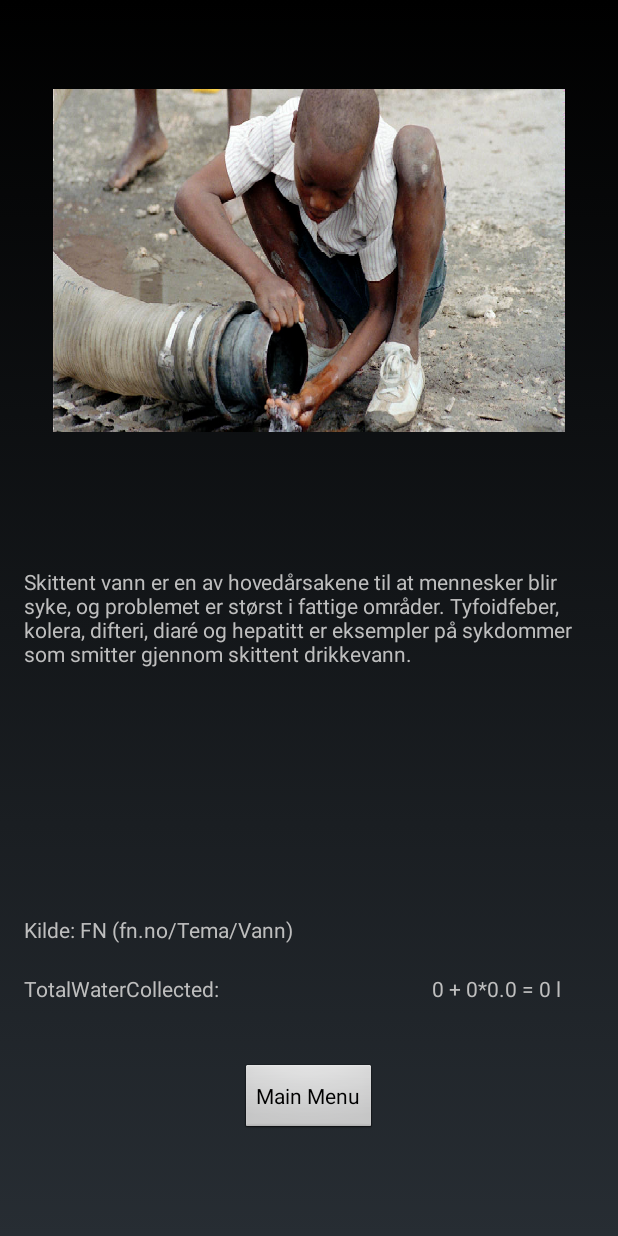
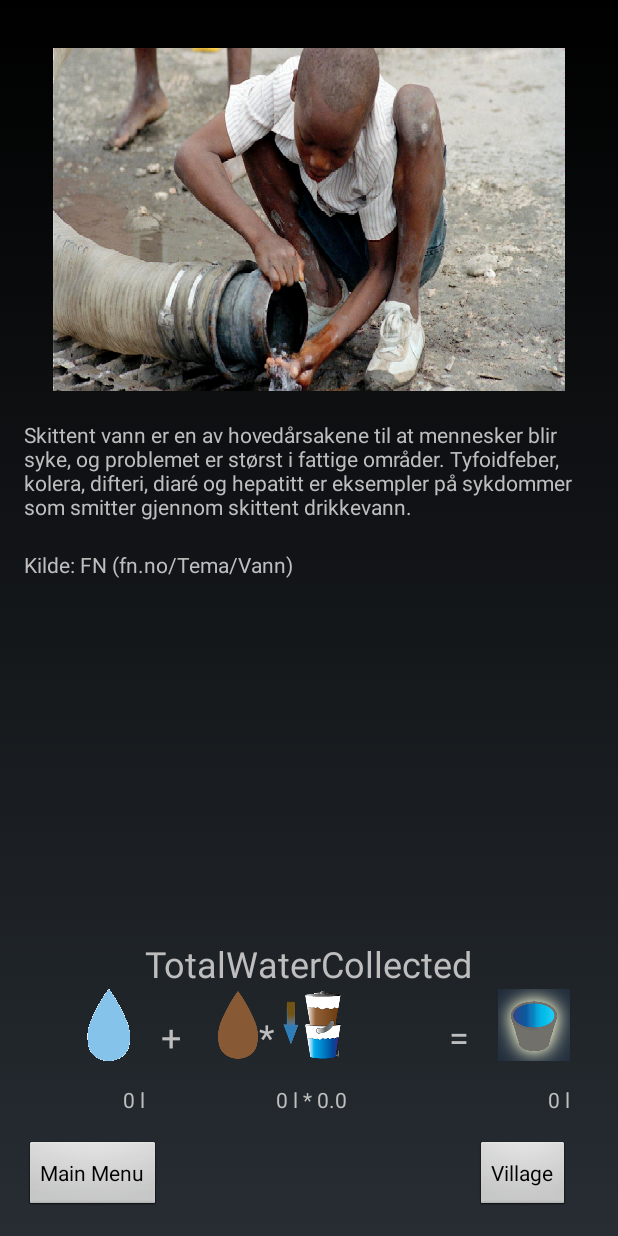
Before and after one commit to Agfct/MagicaeLudos, an Android app: the AfterGameActivity screen opened directly, with no data from a screen before it, on a phone screen of 412 x 824 dp. Run offline under Robolectric (Android 15) with nearby library versions, the phone set to English and light mode, and no system bars.

Commit message:
fix progressBar, fix WaterBar, add icons to AfterGameInfo, fix blue_water
Fixed the progress and water bar. They now correctly displays the person on the left and the water on the right in a way that is adjustable in the code. (Note: WaterBar still do not change color)

added icons in the After game menu to better display the "Total Water Amount". also added a button to the village.

fixed the blue_water image for the water bar. too mutch transparancy on Top and Bottom.

```diff
--- a/app/src/main/java/com/magicaeludos/mobile/magicaeludos/framework/GUIhandler.java
+++ b/app/src/main/java/com/magicaeludos/mobile/magicaeludos/framework/GUIhandler.java
@@ -27,11 +27,16 @@ public class GUIhandler {
     private int barY2;
     private int barY;
     private int barX;
+    private int waterBarY2;
+    private int waterBarHeight;
+    private int barWaterBottom = 67;
+    private int barWaterTop = 45;
     private int pBarY2;
     private int pBarY;
     private int pBarX;
     private int pBarX2;
     private int barHeight;
+    private int pBarVillageHeight = 30;
     private int plBarY2;
     private int plBarY;
     private int plYRatio;
@@ -59,6 +64,7 @@ public class GUIhandler {
     private Rect rectDst_player;
 
 
+
     public GUIhandler (GameContent content, Grid grid){
         this.content = content;
         this.activity = content.getActivity();
@@ -69,13 +75,22 @@ public class GUIhandler {
         this.barY2 = grid.getRowHeight()*4;
         this.barY = grid.getRowHeight()*2;
         this.barX = (grid.getColWidth()*3) + (grid.getColWidth()/2);
+        this.barWaterBottom = (int)((double)barWaterBottom / (432/(double)(barY2 - barY)));
+        this.barWaterTop = (int)((double)barWaterTop / (432/(double)(barY2 - barY)));
+        this.waterBarHeight = (barY2 - barY) - (barWaterTop+barWaterBottom);
+        Log.w("GUIhandler","WaterBarHeight" + waterBarHeight + " BarY2: "+ barY2);
+        this.waterBarY2= barY2-barWaterBottom;
+        Log.w("GUIhandler","WaterBarY2 " + waterBarY2 + " BarWaterBottom: "+ barWaterBottom);
+
 
         //Setting some values for progress bar
         this.pBarY2 = grid.getRowHeight()*4;
         this.pBarY = grid.getRowHeight()*2;
         this.barHeight = pBarY2 - plBarY;
         this.pBarX = 0;
-        this.pBarX2 = grid.getColWidth()/2;;
+        this.pBarX2 = grid.getColWidth()/2;
+        //Given that default village icon height is pBarVillageHeight and largest image size is 144
+        this.pBarVillageHeight = (int)((double)pBarVillageHeight / (144.0/(double)barHeight));
 
         //Setting some values for player icon
         this.plYRatio = grid.getRowHeight()*4 - ((grid.getRowHeight()*3) + grid.getInnerHeight());
@@ -101,8 +116,8 @@ public class GUIhandler {
     private void initializeRects(){
         rectSrc_waterBar = new Rect(0,0,img_waterBar.getWidth(),img_waterBar.getHeight());
         rectDst_waterBar = new Rect(barX,barY,grid.getScreenWidth(), barY2);
-        rectSrc_water = new Rect(0,0,img_waterBar.getWidth(),img_waterBar.getHeight());
-        rectDst_water = new Rect((grid.getColWidth()*3) + (grid.getColWidth()/2),grid.getRowHeight()*2,grid.getScreenWidth(), barY2);
+        rectSrc_water = new Rect(0,0,img_water.getWidth(),img_water.getHeight());
+        rectDst_water = new Rect((grid.getColWidth()*3) + (grid.getColWidth()/2),grid.getRowHeight()*2,grid.getScreenWidth(), waterBarY2);
         rectSrc_progressBar = new Rect(0,0,img_progressBar.getWidth(),img_progressBar.getHeight());
         rectDst_progressBar = new Rect(pBarX,pBarY,pBarX2, pBarY2);
         rectSrc_player = new Rect(0,0,img_player.getWidth(),img_player.getHeight());
@@ -118,16 +133,15 @@ public class GUIhandler {
     //Changes the size of the rectangle depending on the amount of water
     private void calculateWaterAmount(){
         double numberOfBars = 0;
-        double barHeight = barY2 - barY;
         double maxWaterAmount = water.getMaxAmountOfWater();
         try {
-            numberOfBars = (barHeight / maxWaterAmount);
+            numberOfBars = (waterBarHeight / maxWaterAmount);
         }catch (ArithmeticException e){
             Log.w("GUIhandler","DIVISION BY ZERO: Max Amount of water is 0");
         }
         //This line chooses the height of the rect, the Math.min is to prevent overflow.
         int height = Math.min((int) (numberOfBars * water.getTotalWater()), (int) (numberOfBars * maxWaterAmount));
-        rectDst_water = new Rect(barX, barY2 - height,grid.getScreenWidth(), barY2);
+        rectDst_water = new Rect(barX, waterBarY2 - height,grid.getScreenWidth(), waterBarY2);
 
         //Set dirty amount of the image
         int dirtyPercentage = water.getDirtyWaterPercentage();
@@ -144,7 +158,7 @@ public class GUIhandler {
         }
         Log.w("GUIHandler", "WaterColor"+waterColor);
         ColorFilter filter = new LightingColorFilter(0, 0); //TODO: Fix to add correct color value
-        waterPaint.setColorFilter(filter);
+//        waterPaint.setColorFilter(filter);
 
     }
 
@@ -155,14 +169,16 @@ public class GUIhandler {
         Log.w("GUIHnalder", "TimeLeft: " + timeLeft);
         double maxTime =  content.getGameSetting().getGameTime();
         Log.w("GUIHnalder","Formel: "+ (barY2 *(1-((maxTime-timeLeft)/maxTime))));
-        plBarY2 = (int)(barY *(1-((maxTime-timeLeft)/maxTime)))+ (barHeight/2);
+//        plBarY2 = (int)((barY-pBarVillageHeight) * (1-((maxTime-timeLeft)/maxTime))+ (barHeight/2)-pBarVillageHeight);
+        Log.w("GUIhandler","BarHeight:" + barHeight+ "barY: " + barY);
+        plBarY2 = (int)((((double)barHeight/2)-(double)pBarVillageHeight) * (1-((maxTime-timeLeft)/maxTime)) + ((double)barY + (double)pBarVillageHeight));
         plBarY = plBarY2-plYRatio;
         rectDst_player = new Rect(plBarX, plBarY,plBarX2, plBarY2);
     }
     public void draw(Canvas canvas){
         //Draws the water bar: BackGround, the actuall water, the bar itself
         canvas.drawBitmap(img_waterBar_back,rectSrc_waterBar,rectDst_waterBar,paint);
-        canvas.drawBitmap(img_water,rectSrc_water,rectDst_water,waterPaint);
+        canvas.drawBitmap(img_water, rectSrc_water, rectDst_water, waterPaint);
         canvas.drawBitmap(img_waterBar,rectSrc_waterBar,rectDst_waterBar,paint);
 
         //Draws the progressbar
--- a/app/src/main/java/com/magicaeludos/mobile/magicaeludos/framework/Water.java
+++ b/app/src/main/java/com/magicaeludos/mobile/magicaeludos/framework/Water.java
@@ -19,7 +19,7 @@ public class Water {
 
 //TODO: CHECK THIS if its correct. (Water amount was 300 on the first run. 200 on second run)
     public void addCleanWater(int cleanWaterAmount){
-        addDirtyWater(cleanWaterAmount);
+        addDirtyWater(cleanWaterAmount*50);
         int totalWater = cleanWater + dirtyWater;
         int spaceLeft = (maxAmountOfWater - totalWater);
         if(cleanWaterAmount >= 0){
--- a/app/src/main/java/com/magicaeludos/mobile/magicaeludos/implementation/ObstacleHandler.java
+++ b/app/src/main/java/com/magicaeludos/mobile/magicaeludos/implementation/ObstacleHandler.java
@@ -158,7 +158,7 @@ public class ObstacleHandler {
                     case STONE:
                         if (!obstacle.getCollition()) {
                             sfx_stone.play();
-                            vibrator.vibrate(100);
+
                             ObstacleHit(obstacle.getType());
                             obstacle.setCollition(true);
                         }
@@ -245,6 +245,7 @@ public class ObstacleHandler {
     }
 
     private void ObstacleHit(ObstacleType oType){
+        vibrator.vibrate(100);
         try {
             Thread.sleep(200);  //TODO: FIX               //1000 milliseconds is one second.
         } catch (InterruptedException ex) {
--- a/app/src/main/java/com/magicaeludos/mobile/magicaeludos/implementation/activities/AfterGameActivity.java
+++ b/app/src/main/java/com/magicaeludos/mobile/magicaeludos/implementation/activities/AfterGameActivity.java
@@ -11,7 +11,11 @@ import com.magicaeludos.mobile.magicaeludos.framework.MotherActivity;
 
 import java.util.Random;
 
+
 public class AfterGameActivity extends MotherActivity {
+    private double time;
+    private double delay = 2000; //A delay on 1000 = 1 sec
+
     @Override
     protected void onCreate(Bundle savedInstanceState) {
         super.onCreate(savedInstanceState);
@@ -19,17 +23,32 @@ public class AfterGameActivity extends MotherActivity {
 
         setWaterInfo();
 
+        time = System.currentTimeMillis();
+
         int cleanWater = this.getIntent().getIntExtra("cleanWater", 0);
         int dirtyWater = this.getIntent().getIntExtra("dirtyWater", 0);
         double dirtyWaterMultiplier = this.getIntent().getDoubleExtra("dirtyWaterMultiplier", 0);
         int totalWater = cleanWater + (int)(dirtyWater * dirtyWaterMultiplier);
+        TextView totalCleanWater = (TextView) findViewById(R.id.intCleanWaterAmount);
+        TextView totalDirtyWater = (TextView) findViewById(R.id.intDirtyWaterAmount);
         TextView totalWaterAmount = (TextView) findViewById(R.id.intTotalWaterAmount);
-        totalWaterAmount.setText(cleanWater + " + "+dirtyWater+"*"+dirtyWaterMultiplier+" = "+totalWater+ " l");
+//        totalWaterAmount.setText(cleanWater + " + " + dirtyWater + "*" + dirtyWaterMultiplier + " = "+totalWater+ " l");
+        totalCleanWater.setText(cleanWater+" l");
+        totalDirtyWater.setText(dirtyWater + " l * " + dirtyWaterMultiplier);
+        totalWaterAmount.setText(totalWater+" l");
     }
 
     public void goToMainActivity(View view){
         Log.w("AfterGameActivity", "Going to the MainMenu");
+        Log.w("AfterGameActivity", "TimeElapsed: " + (System.currentTimeMillis() - time) + " > "+delay);
+        if((System.currentTimeMillis() - time) > delay)
         goTo(MainActivity.class);
+    }
+
+    public void goToVillageActivity(View view){
+        Log.w("AfterGameActivity", "Going to the Village");
+        if((System.currentTimeMillis() - time) > delay)
+        goTo(VillageActivity.class);
     }
 
     //Randomly selects a water info from the database to display
--- a/app/src/main/res/layout/activity_main.xml
+++ b/app/src/main/res/layout/activity_main.xml
@@ -8,6 +8,7 @@
     android:paddingLeft="@dimen/activity_horizontal_margin"
     android:paddingRight="@dimen/activity_horizontal_margin"
     android:paddingTop="@dimen/activity_vertical_margin"
+    android:background="@drawable/background_menu"
     tools:context=".implementation.activities.MainActivity">
 
     <TextView
--- a/app/src/main/res/layout/after_game_info.xml
+++ b/app/src/main/res/layout/after_game_info.xml
@@ -18,40 +18,129 @@
         android:layout_width="match_parent"
         android:layout_height="wrap_content"
         android:src="@drawable/teardrop"
-        android:layout_above="@+id/infoParagraph"
-        android:layout_centerHorizontal="true"
-        android:layout_marginBottom="90dp"/>
+        android:layout_alignParentTop="true"
+        android:layout_alignParentLeft="true"
+        android:layout_alignParentStart="true"
+        android:layout_marginTop="16dp"/>
     <TextView
         android:id="@+id/infoParagraph"
         android:layout_width="wrap_content"
         android:layout_height="wrap_content"
         android:text="@string/water_info_0"
-        android:layout_centerVertical="true"
-        android:layout_centerHorizontal="true"/>
+        android:layout_marginTop="19dp"
+        android:layout_below="@+id/infoImage"
+        android:layout_alignParentLeft="true"
+        android:layout_alignParentStart="true"/>
     <TextView
         android:id="@+id/infoSource"
         android:layout_width="wrap_content"
         android:layout_height="wrap_content"
         android:text="@string/water_info_source_0"
         android:paddingBottom="20dp"
-        android:layout_above="@+id/txtTotalWater"/>
+        android:layout_marginTop="19dp"
+        android:layout_below="@+id/infoParagraph"
+        android:layout_alignParentLeft="true"
+        android:layout_alignParentStart="true"/>
     <TextView
         android:id="@+id/txtTotalWater"
         android:layout_width="wrap_content"
         android:layout_height="wrap_content"
-        android:text="TotalWaterCollected: "
+        android:textSize="@dimen/medium_text"
+        android:text="TotalWaterCollected"
+        android:layout_marginBottom="101dp"
         android:layout_above="@+id/btnMainActivity"
-        android:layout_marginBottom="40dp" />
+        android:layout_centerHorizontal="true"/>
+    <ImageView
+        android:id="@+id/img_cleanWater"
+        android:layout_width="wrap_content"
+        android:layout_height="wrap_content"
+        android:src="@drawable/clean_water"
+        android:layout_alignTop="@+id/txtTotalWater"
+        android:layout_toLeftOf="@+id/txtTotalWater"
+        android:layout_toStartOf="@+id/txtTotalWater"
+        android:layout_marginTop="33dp"/>
+    <TextView
+        android:id="@+id/intCleanWaterAmount"
+        android:layout_width="wrap_content"
+        android:layout_height="wrap_content"
+        android:text="01"
+        android:layout_marginTop="16dp"
+        android:layout_below="@+id/img_cleanWater"
+        android:layout_alignRight="@+id/img_cleanWater"
+        android:layout_alignEnd="@+id/img_cleanWater"/>
+    <TextView
+        android:id="@+id/addition1"
+        android:layout_width="wrap_content"
+        android:layout_height="wrap_content"
+        android:textSize="@dimen/medium_text"
+        android:text="+"
+        android:layout_alignBottom="@+id/img_dirtyWater"
+        android:layout_toRightOf="@+id/btnMainActivity"
+        android:layout_toEndOf="@+id/btnMainActivity"/>
+    <ImageView
+        android:id="@+id/img_dirtyWater"
+        android:layout_width="wrap_content"
+        android:layout_height="wrap_content"
+        android:src="@drawable/dirty_water"
+        android:layout_above="@+id/intCleanWaterAmount"
+        android:layout_toRightOf="@+id/btnMainActivity"
+        android:layout_toEndOf="@+id/btnMainActivity"
+        android:layout_marginLeft="28dp"
+        android:layout_marginStart="28dp"/>
+    <TextView
+        android:id="@+id/intDirtyWaterAmount"
+        android:layout_width="wrap_content"
+        android:layout_height="wrap_content"
+        android:text="02"
+        android:layout_alignTop="@+id/intTotalWaterAmount"
+        android:layout_alignRight="@+id/img_purifierIcon"
+        android:layout_alignEnd="@+id/img_purifierIcon"/>
+    <TextView
+        android:id="@+id/multiplyer"
+        android:layout_width="wrap_content"
+        android:layout_height="wrap_content"
+        android:textSize="@dimen/medium_text"
+        android:text="*"
+        android:layout_alignBottom="@+id/img_dirtyWater"
+        android:layout_toLeftOf="@+id/img_purifierIcon"
+        android:layout_toStartOf="@+id/img_purifierIcon"/>
+    <ImageView
+        android:id="@+id/img_purifierIcon"
+        android:layout_width="wrap_content"
+        android:layout_height="wrap_content"
+        android:src="@drawable/purifier_3"
+        android:layout_above="@+id/intCleanWaterAmount"
+        android:layout_toRightOf="@+id/img_dirtyWater"
+        android:layout_toEndOf="@+id/img_dirtyWater"/>
+    <TextView
+        android:id="@+id/equals"
+        android:layout_width="wrap_content"
+        android:layout_height="wrap_content"
+        android:textSize="@dimen/medium_text"
+        android:text="="
+        android:layout_marginRight="19dp"
+        android:layout_marginEnd="19dp"
+        android:layout_alignBottom="@+id/img_totalBucket"
+        android:layout_toLeftOf="@+id/img_totalBucket"
+        android:layout_toStartOf="@+id/img_totalBucket"/>
+    <ImageView
+        android:id="@+id/img_totalBucket"
+        android:layout_width="wrap_content"
+        android:layout_height="wrap_content"
+        android:src="@drawable/uppgrade_bucket_1"
+        android:layout_above="@+id/intCleanWaterAmount"
+        android:layout_alignRight="@+id/btnVillageActivity"
+        android:layout_alignEnd="@+id/btnVillageActivity"/>
+
+
     <TextView
         android:id="@+id/intTotalWaterAmount"
         android:layout_width="wrap_content"
         android:layout_height="wrap_content"
-        android:text="0"
-        android:layout_alignTop="@+id/txtTotalWater"
-        android:layout_alignParentRight="true"
-        android:layout_alignParentEnd="true"
-        android:layout_marginRight="22dp"
-        android:layout_marginEnd="22dp" />
+        android:text="03"
+        android:layout_alignTop="@+id/intCleanWaterAmount"
+        android:layout_alignRight="@+id/img_totalBucket"
+        android:layout_alignEnd="@+id/img_totalBucket"/>
     <Button
         android:id="@+id/btnMainActivity"
         android:layout_width="wrap_content"
@@ -59,6 +148,17 @@
         android:text="Main Menu"
         android:onClick="goToMainActivity"
         android:layout_alignParentBottom="true"
-        android:layout_centerHorizontal="true"
-        android:layout_marginBottom="51dp"/>
+        android:layout_alignParentLeft="true"
+        android:layout_alignParentStart="true"/>
+    <Button
+        android:id="@+id/btnVillageActivity"
+        android:layout_width="wrap_content"
+        android:layout_height="wrap_content"
+        android:text="Village"
+        android:onClick="goToVillageActivity"
+        android:layout_alignParentBottom="true"
+        android:layout_alignRight="@+id/infoParagraph"
+        android:layout_alignEnd="@+id/infoParagraph"
+        android:layout_marginRight="16dp"
+        android:layout_marginEnd="16dp"/>
 </RelativeLayout>
```
Also changed, not shown: app/src/main/res/drawable-hdpi/blue_water.png, app/src/main/res/drawable-mdpi/blue_water.png, app/src/main/res/drawable-xhdpi/blue_water.png, app/src/main/res/drawable-xxhdpi/blue_water.png.
